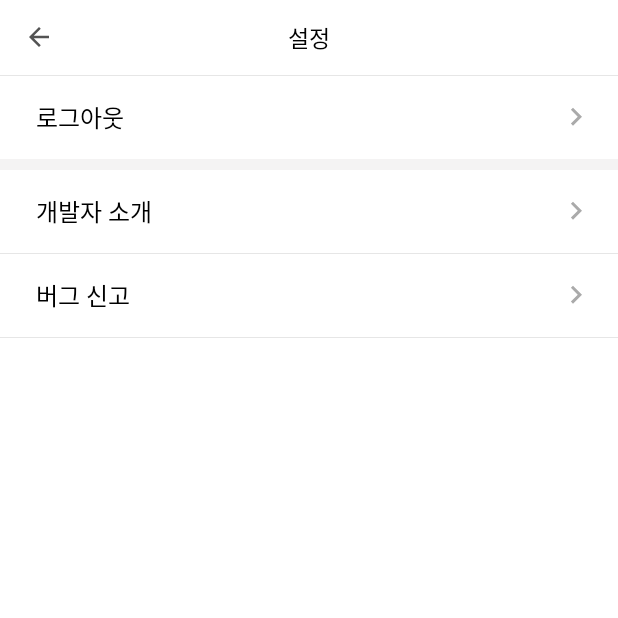
After one commit to taeiim/Subway, an Android app: the SettingsActivity screen opened directly, with no data from a screen before it, on a phone screen of 412 x 824 dp, the top half of it. The commit adds this screen. Run offline under Robolectric (Android 15) with nearby library versions, the phone set to English and light mode, and no system bars.

Commit message:
Finish SettingsActivity

```diff
--- /dev/null
+++ b/app/src/main/java/com/example/parktaeim/subway/Activity/AboutDevelperActivity.java
@@ -0,0 +1,25 @@
+package com.example.parktaeim.subway.Activity;
+
+import android.os.Bundle;
+import android.support.annotation.Nullable;
+import android.support.v7.app.AppCompatActivity;
+import android.widget.ImageView;
+import android.widget.RelativeLayout;
+
+import com.example.parktaeim.subway.R;
+
+/**
+ * Created by parktaeim on 2018. 4. 29..
+ */
+
+public class AboutDevelperActivity extends AppCompatActivity {
+    @Override
+    protected void onCreate(@Nullable Bundle savedInstanceState) {
+        super.onCreate(savedInstanceState);
+        setContentView(R.layout.activity_aboutdeveloper);
+
+        ImageView backIcon = (ImageView) findViewById(R.id.aboutDeveloper_backIcon);
+        backIcon.setOnClickListener(v->finish());
+
+    }
+}
--- /dev/null
+++ b/app/src/main/java/com/example/parktaeim/subway/Activity/SettingsActivity.java
@@ -0,0 +1,41 @@
+package com.example.parktaeim.subway.Activity;
+
+import android.content.Intent;
+import android.os.Bundle;
+import android.support.annotation.Nullable;
+import android.support.v7.app.AppCompatActivity;
+import android.widget.ImageView;
+import android.widget.RelativeLayout;
+
+import com.example.parktaeim.subway.Dialog.BugReportDialog;
+import com.example.parktaeim.subway.Dialog.LogoutDialog;
+import com.example.parktaeim.subway.R;
+
+/**
+ * Created by parktaeim on 2018. 4. 29..
+ */
+
+public class SettingsActivity extends AppCompatActivity {
+    @Override
+    protected void onCreate(@Nullable Bundle savedInstanceState) {
+        super.onCreate(savedInstanceState);
+        setContentView(R.layout.activity_settings);
+
+        ImageView backIcon = (ImageView) findViewById(R.id.settings_backIcon);
+        RelativeLayout logoutBtn = (RelativeLayout) findViewById(R.id.settings_logout);
+        RelativeLayout aboutDeveloperBtn = (RelativeLayout) findViewById(R.id.settings_aboutDevelper);
+        RelativeLayout bugReportBtn = (RelativeLayout) findViewById(R.id.settings_bugReport);
+
+        backIcon.setOnClickListener(v->finish());
+        logoutBtn.setOnClickListener(v->{
+            LogoutDialog logoutDialog = new LogoutDialog();
+
+        });
+        aboutDeveloperBtn.setOnClickListener(v->startActivity(new Intent(this,AboutDevelperActivity.class)));
+        bugReportBtn.setOnClickListener(v->{
+            BugReportDialog logoutDialog = new BugReportDialog();
+
+        });
+
+    }
+}
--- /dev/null
+++ b/app/src/main/java/com/example/parktaeim/subway/Dialog/BugReportDialog.java
@@ -0,0 +1,10 @@
+package com.example.parktaeim.subway.Dialog;
+
+import android.support.v4.app.DialogFragment;
+
+/**
+ * Created by parktaeim on 2018. 4. 29..
+ */
+
+public class BugReportDialog extends DialogFragment {
+}
--- /dev/null
+++ b/app/src/main/java/com/example/parktaeim/subway/Dialog/LogoutDialog.java
@@ -0,0 +1,10 @@
+package com.example.parktaeim.subway.Dialog;
+
+import android.support.v4.app.DialogFragment;
+
+/**
+ * Created by parktaeim on 2018. 4. 29..
+ */
+
+public class LogoutDialog extends DialogFragment{
+}
--- a/app/src/main/java/com/example/parktaeim/subway/StoreDetailDialog.java
+++ b/app/src/main/java/com/example/parktaeim/subway/Dialog/StoreDetailDialog.java
@@ -1,4 +1,4 @@
-package com.example.parktaeim.subway;
+package com.example.parktaeim.subway.Dialog;
 
 import android.content.Intent;
 import android.graphics.Color;
@@ -15,6 +15,8 @@ import android.view.Window;
 import android.widget.ImageView;
 import android.widget.RelativeLayout;
 import android.widget.TextView;
+
+import com.example.parktaeim.subway.R;
 
 /**
  * Created by parktaeim on 2018. 4. 19..
--- a/app/src/main/java/com/example/parktaeim/subway/Fragment/MypageFragment.java
+++ b/app/src/main/java/com/example/parktaeim/subway/Fragment/MypageFragment.java
@@ -1,5 +1,6 @@
 package com.example.parktaeim.subway.Fragment;
 
+import android.content.Intent;
 import android.os.Bundle;
 import android.support.annotation.Nullable;
 import android.support.design.widget.AppBarLayout;
@@ -7,7 +8,9 @@ import android.support.v4.app.Fragment;
 import android.view.LayoutInflater;
 import android.view.View;
 import android.view.ViewGroup;
+import android.widget.ImageView;
 
+import com.example.parktaeim.subway.Activity.SettingsActivity;
 import com.example.parktaeim.subway.R;
 
 /**
@@ -21,6 +24,10 @@ public class MypageFragment extends Fragment {
     @Override
     public View onCreateView(LayoutInflater inflater, @Nullable ViewGroup container, @Nullable Bundle savedInstanceState) {
         rootView = inflater.inflate(R.layout.fragment_mypage,container,false);
+
+        ImageView settingsIcon = (ImageView) rootView.findViewById(R.id.mypage_settingsBtn);
+        settingsIcon.setOnClickListener(v->startActivity(new Intent(getContext(), SettingsActivity.class)));
+
         return rootView;
     }
 
--- a/app/src/main/java/com/example/parktaeim/subway/Fragment/StoreAddressFragment.java
+++ b/app/src/main/java/com/example/parktaeim/subway/Fragment/StoreAddressFragment.java
@@ -17,7 +17,7 @@ import com.example.parktaeim.subway.Adapter.SpinnerAdapter;
 import com.example.parktaeim.subway.Model.StoreItem;
 import com.example.parktaeim.subway.R;
 import com.example.parktaeim.subway.RecyclerViewClickListener;
-import com.example.parktaeim.subway.StoreDetailDialog;
+import com.example.parktaeim.subway.Dialog.StoreDetailDialog;
 
 import java.util.ArrayList;
 
--- a/app/src/main/java/com/example/parktaeim/subway/Fragment/StoreNameFragment.java
+++ b/app/src/main/java/com/example/parktaeim/subway/Fragment/StoreNameFragment.java
@@ -11,14 +11,13 @@ import android.view.LayoutInflater;
 import android.view.View;
 import android.view.ViewGroup;
 import android.view.ViewTreeObserver;
-import android.view.Window;
 import android.widget.TextView;
 
 import com.example.parktaeim.subway.Adapter.StoreAdapter;
 import com.example.parktaeim.subway.Model.StoreItem;
 import com.example.parktaeim.subway.R;
 import com.example.parktaeim.subway.RecyclerViewClickListener;
-import com.example.parktaeim.subway.StoreDetailDialog;
+import com.example.parktaeim.subway.Dialog.StoreDetailDialog;
 
 import java.util.ArrayList;
 
--- a/app/src/main/java/com/example/parktaeim/subway/Fragment/StoreNearFragment.java
+++ b/app/src/main/java/com/example/parktaeim/subway/Fragment/StoreNearFragment.java
@@ -17,7 +17,7 @@ import com.example.parktaeim.subway.Adapter.StoreAdapter;
 import com.example.parktaeim.subway.Model.StoreItem;
 import com.example.parktaeim.subway.R;
 import com.example.parktaeim.subway.RecyclerViewClickListener;
-import com.example.parktaeim.subway.StoreDetailDialog;
+import com.example.parktaeim.subway.Dialog.StoreDetailDialog;
 
 import java.util.ArrayList;
 
--- /dev/null
+++ b/app/src/main/res/layout/activity_aboutdeveloper.xml
@@ -0,0 +1,41 @@
+<?xml version="1.0" encoding="utf-8"?>
+<LinearLayout xmlns:android="http://schemas.android.com/apk/res/android"
+    xmlns:app="http://schemas.android.com/apk/res-auto"
+    android:layout_width="match_parent"
+    android:layout_height="match_parent"
+    android:orientation="vertical">
+
+    <android.support.v7.widget.Toolbar
+        android:layout_width="match_parent"
+        android:layout_height="@dimen/toolbar_height"
+        app:contentInsetStart="0dp">
+
+        <RelativeLayout
+            android:layout_width="match_parent"
+            android:layout_height="wrap_content">
+
+            <ImageView
+                android:id="@+id/aboutDeveloper_backIcon"
+                android:layout_width="20dp"
+                android:layout_height="20dp"
+                android:layout_centerVertical="true"
+                android:layout_marginLeft="16dp"
+                android:src="@drawable/ic_back" />
+
+            <TextView
+                android:layout_width="wrap_content"
+                android:layout_height="wrap_content"
+                android:layout_centerInParent="true"
+                android:text="개발자 소개"
+                android:textColor="#000000"
+                android:textSize="@dimen/toolbar_textSize" />
+
+        </RelativeLayout>
+
+    </android.support.v7.widget.Toolbar>
+
+    <View
+        android:layout_width="match_parent"
+        android:layout_height="0.5dp"
+        android:background="#E6E6E6" />
+</LinearLayout>
--- /dev/null
+++ b/app/src/main/res/layout/activity_settings.xml
@@ -0,0 +1,131 @@
+<?xml version="1.0" encoding="utf-8"?>
+<LinearLayout xmlns:android="http://schemas.android.com/apk/res/android"
+    android:layout_width="match_parent"
+    android:layout_height="match_parent"
+    xmlns:app="http://schemas.android.com/apk/res-auto"
+    android:orientation="vertical"
+    android:background="@color/colorWhite">
+
+    <android.support.v7.widget.Toolbar
+        android:id="@+id/settings_toolbar"
+        android:layout_width="match_parent"
+        android:layout_height="@dimen/toolbar_height"
+        app:contentInsetStart="0dp">
+
+        <RelativeLayout
+            android:layout_width="match_parent"
+            android:layout_height="wrap_content">
+
+            <ImageView
+                android:id="@+id/settings_backIcon"
+                android:layout_width="20dp"
+                android:layout_height="20dp"
+                android:layout_centerVertical="true"
+                android:layout_marginLeft="16dp"
+                android:src="@drawable/ic_back" />
+
+            <TextView
+                android:layout_width="wrap_content"
+                android:layout_height="wrap_content"
+                android:layout_centerInParent="true"
+                android:text="설정"
+                android:textColor="#000000"
+                android:textSize="@dimen/toolbar_textSize" />
+
+        </RelativeLayout>
+
+    </android.support.v7.widget.Toolbar>
+
+    <View
+        android:layout_width="match_parent"
+        android:layout_height="0.5dp"
+        android:background="#E6E6E6" />
+
+    <RelativeLayout
+        android:id="@+id/settings_logout"
+        android:layout_width="match_parent"
+        android:layout_height="@dimen/settings_list_height"
+        android:gravity="center_vertical">
+
+        <TextView
+            android:layout_width="wrap_content"
+            android:layout_height="wrap_content"
+            android:text="로그아웃"
+            android:textColor="#000"
+            android:textSize="@dimen/settings_title_textSize"
+            android:layout_marginLeft="@dimen/settings_list_margin"/>
+
+        <ImageView
+            android:layout_width="24dp"
+            android:layout_height="24dp"
+            android:src="@drawable/ic_arrow_right"
+            android:tint="@android:color/darker_gray"
+            android:layout_alignParentRight="true"
+            android:layout_marginRight="@dimen/settings_list_arrow_margin"/>
+
+    </RelativeLayout>
+
+    <View
+        android:layout_width="match_parent"
+        android:layout_height="7dp"
+        android:background="#F4F3F3" />
+
+    <RelativeLayout
+        android:id="@+id/settings_aboutDevelper"
+        android:layout_width="match_parent"
+        android:layout_height="@dimen/settings_list_height"
+        android:gravity="center_vertical">
+
+        <TextView
+            android:layout_width="wrap_content"
+            android:layout_height="wrap_content"
+            android:text="개발자 소개"
+            android:textColor="#000"
+            android:textSize="@dimen/settings_title_textSize"
+            android:layout_marginLeft="@dimen/settings_list_margin"/>
+
+        <ImageView
+            android:layout_width="24dp"
+            android:layout_height="24dp"
+            android:src="@drawable/ic_arrow_right"
+            android:tint="@android:color/darker_gray"
+            android:layout_alignParentRight="true"
+            android:layout_marginRight="@dimen/settings_list_arrow_margin"/>
+
+    </RelativeLayout>
+
+    <View
+        android:layout_width="match_parent"
+        android:layout_height="0.5dp"
+        android:background="#E6E6E6" />
+
+    <RelativeLayout
+        android:id="@+id/settings_bugReport"
+        android:layout_width="match_parent"
+        android:layout_height="@dimen/settings_list_height"
+        android:gravity="center_vertical">
+
+        <TextView
+            android:layout_width="wrap_content"
+            android:layout_height="wrap_content"
+            android:text="버그 신고"
+           android:textColor="#000"
+            android:textSize="@dimen/settings_title_textSize"
+            android:layout_marginLeft="@dimen/settings_list_margin"/>
+
+        <ImageView
+            android:layout_width="24dp"
+            android:layout_height="24dp"
+            android:src="@drawable/ic_arrow_right"
+            android:tint="@android:color/darker_gray"
+            android:layout_alignParentRight="true"
+            android:layout_marginRight="@dimen/settings_list_arrow_margin"/>
+
+    </RelativeLayout>
+
+    <View
+        android:layout_width="match_parent"
+        android:layout_height="0.5dp"
+        android:background="#E6E6E6" />
+
+</LinearLayout>
--- a/app/src/main/res/values/dimens.xml
+++ b/app/src/main/res/values/dimens.xml
@@ -4,11 +4,16 @@
     <dimen name="honeyrank_cardview_height">105dp</dimen>
     <dimen name="store_spinner_height">28dp</dimen>
     <dimen name="mypage_toolbar_height">40dp</dimen>
+    <dimen name="settings_list_height">55dp</dimen>
 
     <dimen name="menuDetail_ingredientTitle_tvSize">13dp</dimen>
     <dimen name="toolbar_textSize">15dp</dimen>
     <dimen name="mypage_num_textSize">18dp</dimen>
     <dimen name="mypage_numTitle_textSize">14dp</dimen>
+    <dimen name="settings_title_textSize">16dp</dimen>
+
+    <dimen name="settings_list_margin">24dp</dimen>
+    <dimen name="settings_list_arrow_margin">16dp</dimen>
 
     <dimen name="bottom_navigation_icon">20dp</dimen>
 </resources>
```
Also changed, not shown: app/src/main/AndroidManifest.xml (+3 -4 lines).
